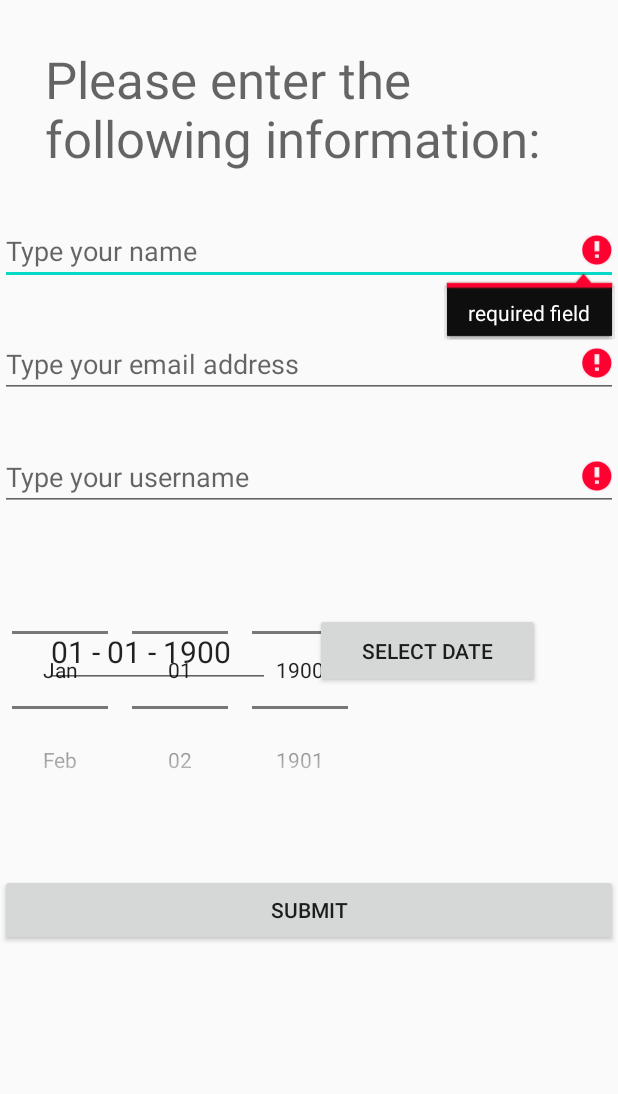
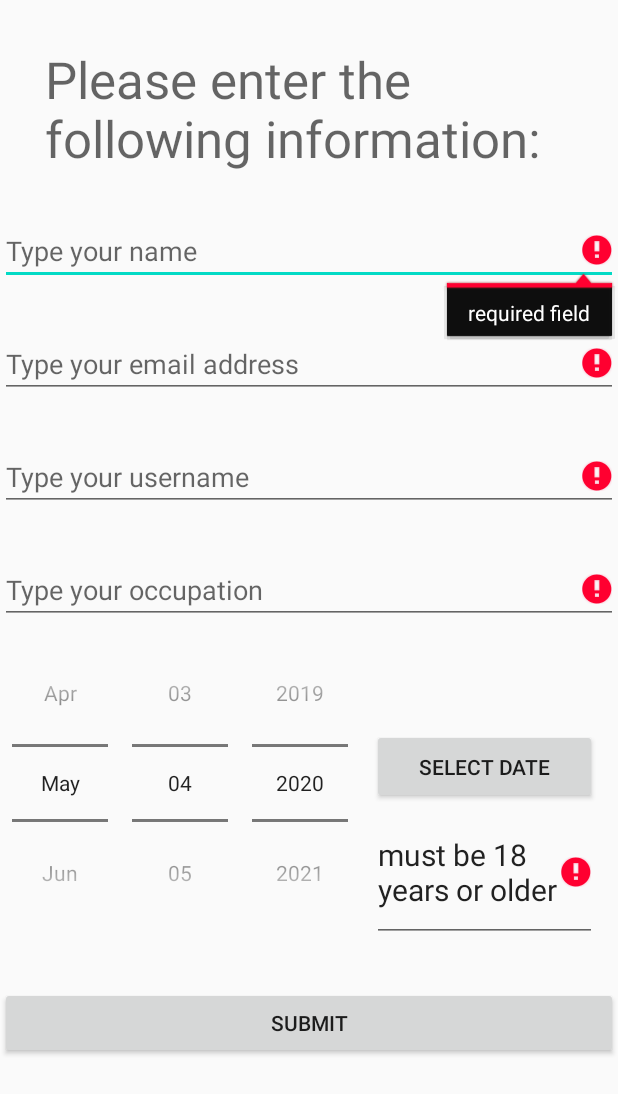
Before and after one commit to unicornsleuth/340-hw1, an Android app: the screen it shows after launch (FormActivity), after a tap on "SUBMIT", on a phone screen of 412 x 824 dp. Shown: the top 1094 px of the screen. Run offline under Robolectric (Android 15) with nearby library versions, the phone set to English and light mode, and no system bars; 1 other tap on this screen came first.

Commit message:
small changes - changed today.YEAR to Calendar.YEAR, removed editable attribute from EditText

```diff
--- a/app/src/main/java/com/example/lyaho340hw1/Constants.java
+++ b/app/src/main/java/com/example/lyaho340hw1/Constants.java
@@ -1,7 +1,8 @@
 package com.example.lyaho340hw1;
 
 public class Constants {
-    public static final String KEY_CONFIRM = "confirmation";
+    static final String KEY_CONFIRM = "confirmation";
+    static final String KEY_OCCUPATION = "occupation";
     static final String KEY_NAME = "name";
     static final String KEY_EMAIL = "email";
     static final String KEY_USERNAME = "username";
--- a/app/src/main/java/com/example/lyaho340hw1/FormActivity.java
+++ b/app/src/main/java/com/example/lyaho340hw1/FormActivity.java
@@ -26,6 +26,7 @@ public class FormActivity extends AppCompatActivity {
     private EditText nameField;
     private EditText emailField;
     private EditText usernameField;
+    private EditText occupationField;
     private EditText dateField;
     private DatePicker datePicker;
     private static final String TAG = FormActivity.class.getSimpleName();
@@ -40,10 +41,11 @@ public class FormActivity extends AppCompatActivity {
         nameField = findViewById(R.id.editText_name);
         emailField = findViewById(R.id.editText_email);
         usernameField = findViewById(R.id.editText_username);
+        occupationField = findViewById(R.id.editText_occupation);
         dateField = findViewById(R.id.editText_date);
         datePicker = findViewById(R.id.date_picker);
         checkDate.add(YEAR, -1 * Constants.AGE_OF_MAJORITY); // 18 years ago today
-        datePicker.updateDate(today.YEAR, today.MONTH, today.DAY_OF_MONTH);
+        datePicker.updateDate(today.get(Calendar.YEAR), today.get(Calendar.MONTH) , today.get(Calendar.DAY_OF_MONTH));
         // Wouldn't allow user to even select a date in the last 18 years
 //        datePicker.setMinDate(checkDate.YEAR, checkDate.MONTH, checkDate.DAY_OF_MONTH);
         Log.d(TAG,"onCreate invoked");
@@ -76,6 +78,10 @@ public class FormActivity extends AppCompatActivity {
         if (savedInstanceState.containsKey(Constants.KEY_DOB_STRING)) {
             dateField.setText(savedInstanceState.getString(Constants.KEY_DOB_STRING));
         }
+
+        if (savedInstanceState.containsKey(Constants.KEY_OCCUPATION)) {
+            dateField.setText(savedInstanceState.getString(Constants.KEY_OCCUPATION));
+        }
     }
 
     @Override
@@ -90,8 +96,9 @@ public class FormActivity extends AppCompatActivity {
         nameField.setText("");
         emailField.setText("");
         usernameField.setText("");
+        occupationField.setText("");
         dateField.setText(getResources().getString(R.string.date_of_birth));
-        datePicker.updateDate(today.YEAR, today.MONTH, today.DAY_OF_MONTH);
+        datePicker.updateDate(Calendar.YEAR, Calendar.MONTH, Calendar.DAY_OF_MONTH);
         Log.d(TAG,"onResume invoked");
     }
 
@@ -109,6 +116,7 @@ public class FormActivity extends AppCompatActivity {
         outState.putString(Constants.KEY_NAME, nameField.getText().toString());
         outState.putString(Constants.KEY_EMAIL, emailField.getText().toString());
         outState.putString(Constants.KEY_USERNAME, usernameField.getText().toString());
+        outState.putString(Constants.KEY_OCCUPATION, occupationField.getText().toString());
         outState.putString(Constants.KEY_DOB_STRING, dateField.getText().toString());
     }
 
@@ -140,7 +148,7 @@ public class FormActivity extends AppCompatActivity {
 
     public Date dateValidation(String dateString) throws ParseException {
         Date date = null;
-        if (!dateField.equals("")) {
+        if (!dateString.equals("")) {
             Calendar birthday = Calendar.getInstance();
             date = new SimpleDateFormat("dd - MM - yyyy").parse(dateString);
             birthday.setTime(date);
@@ -159,20 +167,25 @@ public class FormActivity extends AppCompatActivity {
     }
 
     public void submitForm(View view) throws ParseException {
+        // NAME VALIDATION
         String name = nameField.getText().toString();
         if (name.equals("")) { nameField.setError(getString(R.string.error_field_required)); }
+        // EMAIL VALIDATION
         String email = emailField.getText().toString();
-        // EMAIL VALIDATION
         if (email.equals("")) { // HASN'T BEEN ENTERED
             emailField.setError(getString(R.string.error_field_required));
         } else if (!emailValidation(emailField)) { // EMAIL FIELD IS NOT EMPTY, BUT INVALID EMAIL
             emailField.setError(getString(R.string.check_email));
         }
+        // USERNAME VALIDATION
         String username = usernameField.getText().toString();
         if (username.equals("")) { usernameField.setError(getString(R.string.error_field_required)); }
+        // OCCUPATION VALIDATION
+        String occupation = occupationField.getText().toString();
+        if(occupation.equals("")) { occupationField.setError(getString(R.string.error_field_required)); }
+        // DATE OF BIRTH VALIDATION
         String dateString = dateField.getText().toString();
         Date date;
-        // DATE OF BIRTH VALIDATION
         if (dateString.equals("")) { // DATE HASN'T BEEN ENTERED
             dateField.setError(getResources().getString(R.string.error_field_required));
             date = null;
@@ -184,6 +197,7 @@ public class FormActivity extends AppCompatActivity {
         if ((nameField.getError() == null) &&
                 (emailField.getError() == null) &&
                 (usernameField.getError() == null) &&
+                (occupationField.getError() == null) &&
                 (dateField.getError() == null)) {
             Intent intent = new Intent(FormActivity.this, FormSuccessActivity.class);
             intent.setAction(Intent.ACTION_VIEW);
@@ -192,6 +206,7 @@ public class FormActivity extends AppCompatActivity {
             bundle.putString(Constants.KEY_NAME, name);
             bundle.putString(Constants.KEY_EMAIL, email);
             bundle.putString(Constants.KEY_USERNAME, username);
+            bundle.putString(Constants.KEY_OCCUPATION, occupation);
             if (date != null) {
                 bundle.putSerializable(Constants.KEY_DOB, date);
                 bundle.putString(Constants.KEY_DOB_STRING, dateString);
--- a/app/src/main/res/layout/activity_form.xml
+++ b/app/src/main/res/layout/activity_form.xml
@@ -51,29 +51,19 @@
             android:layout_width="fill_parent">
         </EditText>
 
+        <EditText
+            android:id="@+id/editText_occupation"
+            android:layout_height="wrap_content"
+            android:layout_marginTop="@dimen/text_padding"
+            android:hint="@string/enter_occupation"
+            android:inputType="text"
+            android:layout_width="fill_parent">
+        </EditText>
+
         <RelativeLayout
 
             android:layout_height="wrap_content"
             android:layout_width="fill_parent">
-            <EditText
-                android:id="@+id/editText_date"
-                android:editable="false"
-                android:layout_width="@dimen/form_button_width"
-                android:textSize="@dimen/font_size_std"
-                android:layout_height="wrap_content"
-                android:layout_marginHorizontal="@dimen/text_padding"
-                android:hint="@string/date_of_birth"
-                android:layout_marginTop="@dimen/temp_padding" />
-
-            <Button
-                android:id="@+id/button_date"
-                android:layout_width="@dimen/form_button_width"
-                android:layout_height="@dimen/form_button_height"
-                android:layout_alignBottom="@id/editText_date"
-                android:layout_toEndOf="@id/editText_date"
-                android:layout_marginTop="@dimen/text_padding"
-                android:text="@string/select_date"
-                android:onClick="onDateClick"/>
 
             <DatePicker
                 android:id="@+id/date_picker"
@@ -81,6 +71,27 @@
                 android:layout_height="wrap_content"
                 android:datePickerMode="spinner"
                 android:calendarViewShown="false"/>
+
+            <Button
+                android:id="@+id/button_date"
+                android:layout_width="@dimen/form_button_width"
+                android:layout_height="@dimen/form_button_height"
+                android:layout_toEndOf="@id/date_picker"
+                android:layout_marginTop="@dimen/temp_padding"
+                android:text="@string/select_date"
+                android:onClick="onDateClick"/>
+
+            <EditText
+                android:id="@+id/editText_date"
+                android:layout_width="@dimen/form_button_width"
+                android:textSize="@dimen/font_size_std"
+                android:layout_below="@id/button_date"
+                android:layout_toEndOf="@id/date_picker"
+                android:layout_alignBottom="@id/date_picker"
+                android:layout_height="wrap_content"
+                android:inputType="none"
+                android:hint="@string/date_of_birth"
+                 />
 
         </RelativeLayout>
 
--- a/app/src/main/res/values/strings.xml
+++ b/app/src/main/res/values/strings.xml
@@ -15,6 +15,7 @@
     <string name="enter_name">Type your name</string>
     <string name="enter_email">Type your email address</string>
     <string name="enter_username">Type your username</string>
+    <string name="enter_occupation">Type your occupation</string>
     <string name="date_of_birth">Date of Birth</string>
     <string name="select_date">SELECT DATE</string>
     <string name="submit">SUBMIT</string>
@@ -28,4 +29,5 @@
     <string name="name_digits">abcdefghijklmnopqrstuvwxyzABCDEFGHIJKLMNOPQRSTUVWXYZ </string>
     <string name="email_username_digits">"abcdefghijklmnopqrstuvwkyzABCDEFGHIJKLMNOPQRSTUVWXYZ@-_.1234567890"</string>
 
+
 </resources>
```
Also changed, not shown: 1 other file.
